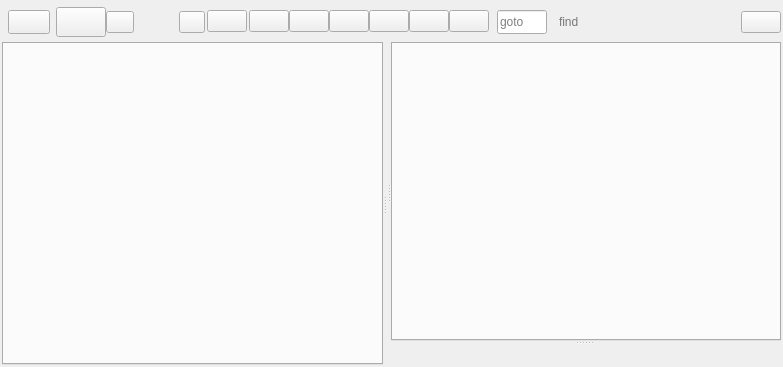
rkyleg/scope, file armadillo/armadillo.ui: the form before one commit.
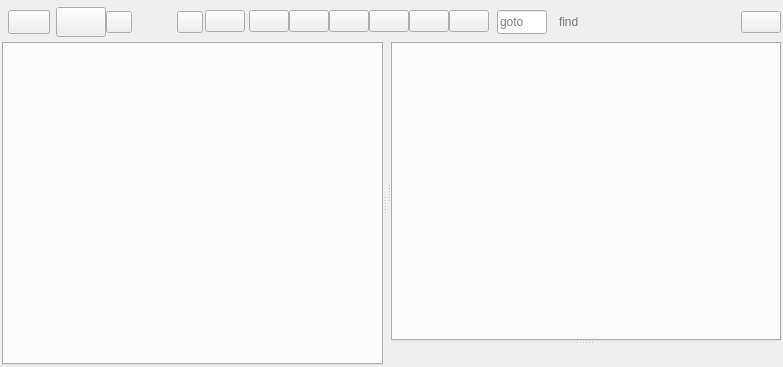
The form after the commit. Icons and pictures are not drawn.

Patch:
```diff
--- a/armadillo/armadillo.ui
+++ b/armadillo/armadillo.ui
@@ -240,7 +240,7 @@
           <widget class="QPushButton" name="b_tabicon">
            <property name="maximumSize">
             <size>
-             <width>28</width>
+             <width>26</width>
              <height>16777215</height>
             </size>
            </property>
@@ -249,8 +249,8 @@
            </property>
            <property name="iconSize">
             <size>
-             <width>24</width>
-             <height>24</height>
+             <width>26</width>
+             <height>26</height>
             </size>
            </property>
            <property name="class" stdset="0">
@@ -260,6 +260,11 @@
          </item>
          <item row="0" column="2">
           <widget class="QLabel" name="l_filename">
+           <property name="font">
+            <font>
+             <pointsize>10</pointsize>
+            </font>
+           </property>
            <property name="text">
             <string/>
            </property>
@@ -731,7 +736,7 @@
            </property>
            <property name="sizeHint" stdset="0">
             <size>
-             <width>2</width>
+             <width>4</width>
              <height>2</height>
             </size>
            </property>
```
Left out of the diff: 6 changed lines with no effect on the pictures.
